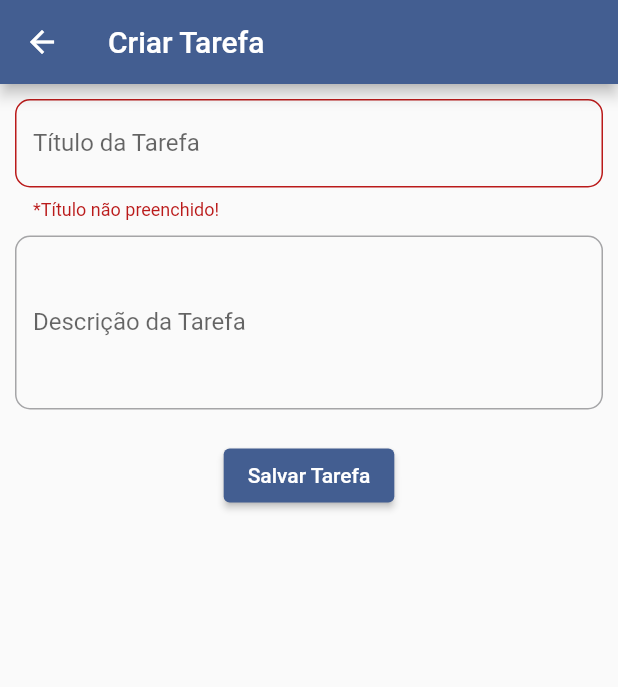
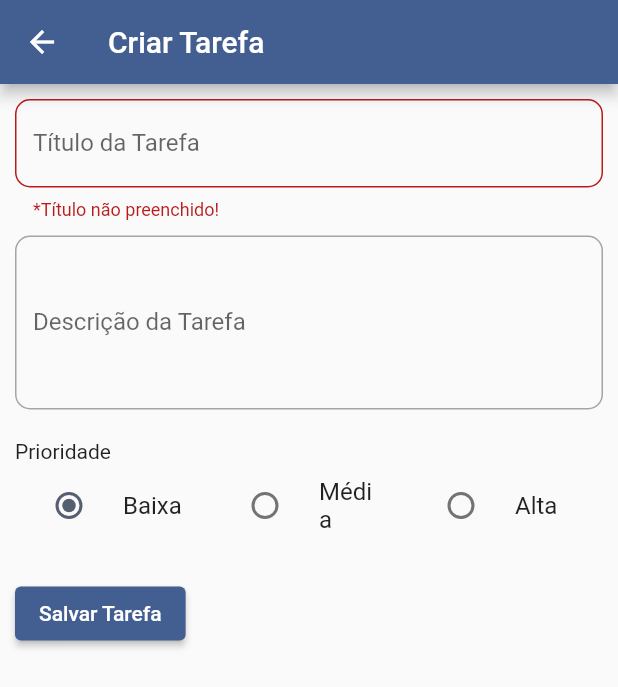
Before and after one commit to Leomachado96/flutter, a Flutter app: the FormTasks screen opened by its route, after a tap on "Salvar Tarefa", on a phone screen of 412 x 824 dp. Shown: the top 687 px of the screen. Run offline on Flutter 3.47's test engine with Material 3 defaults, Android fonts, the phone set to English and light mode, and no system bars; our stand-ins replace shared_preferences; accounts and stored records are empty.

Commit message:
Trabalho Flutter

```diff
--- a/lib/models/teste_model.dart
+++ b/lib/models/teste_model.dart
@@ -2,16 +2,27 @@ class Task {
   String? title;
   String? description;
   bool? isDone;
+  String? priority;
 
-  Task({required this.title, required this.description, this.isDone});
+  Task(
+      {required this.title,
+      required this.description,
+      this.isDone,
+      this.priority});
 
   Map toJson() {
-    return {'title': title, 'description': description, 'isDone': isDone};
+    return {
+      'title': title,
+      'description': description,
+      'isDone': isDone,
+      'priority': priority
+    };
   }
 
   Task.fromJson(Map<String, dynamic> Json) {
     title = Json['title'];
     description = Json['description'];
     isDone = Json['isDone'] ?? false;
+    priority = Json['priority'];
   }
 }
--- a/lib/views/form_view_tasks.dart
+++ b/lib/views/form_view_tasks.dart
@@ -18,32 +18,37 @@ class _FormTasksState extends State<FormTasks> {
   final TextEditingController _titleController = TextEditingController();
   final TextEditingController _descriptionController = TextEditingController();
 
+  String _priority = 'Baixa';
+
   @override
   void initState() {
+    super.initState();
     if (widget.task != null) {
       _titleController.text = widget.task!.title!;
-
       _descriptionController.text = widget.task!.description!;
+      _priority = widget.task!.priority ?? 'Baixa';
     }
-    super.initState();
   }
 
   @override
   Widget build(BuildContext context) {
+    bool isEditing = widget.task != null;
+
     return Scaffold(
       appBar: AppBar(
-        title: const Text('Criar Tarefa'),
+        title: Text(isEditing ? 'Editar Tarefa' : 'Criar Tarefa'),
       ),
       body: Form(
         key: _formKey,
         child: Padding(
           padding: const EdgeInsets.all(10.0),
           child: Column(
+            crossAxisAlignment: CrossAxisAlignment.start,
             children: [
               TextFormField(
                 controller: _titleController,
                 decoration: InputDecoration(
-                  label: const Text('Título da Tarefa'),
+                  labelText: 'Título da Tarefa',
                   border: OutlineInputBorder(
                     borderRadius: BorderRadius.circular(10),
                   ),
@@ -61,11 +66,53 @@ class _FormTasksState extends State<FormTasks> {
                 keyboardType: TextInputType.multiline,
                 maxLines: 4,
                 decoration: InputDecoration(
-                  label: const Text('Descrição da Tarefa'),
+                  labelText: 'Descrição da Tarefa',
                   border: OutlineInputBorder(
                     borderRadius: BorderRadius.circular(10),
                   ),
                 ),
+              ),
+              const SizedBox(height: 20),
+              Text('Prioridade'),
+              Row(
+                children: [
+                  Expanded(
+                    child: RadioListTile<String>(
+                      title: const Text('Baixa'),
+                      value: 'Baixa',
+                      groupValue: _priority,
+                      onChanged: (value) {
+                        setState(() {
+                          _priority = value!;
+                        });
+                      },
+                    ),
+                  ),
+                  Expanded(
+                    child: RadioListTile<String>(
+                      title: const Text('Média'),
+                      value: 'Média',
+                      groupValue: _priority,
+                      onChanged: (value) {
+                        setState(() {
+                          _priority = value!;
+                        });
+                      },
+                    ),
+                  ),
+                  Expanded(
+                    child: RadioListTile<String>(
+                      title: const Text('Alta'),
+                      value: 'Alta',
+                      groupValue: _priority,
+                      onChanged: (value) {
+                        setState(() {
+                          _priority = value!;
+                        });
+                      },
+                    ),
+                  ),
+                ],
               ),
               const SizedBox(height: 20),
               ElevatedButton(
@@ -74,20 +121,25 @@ class _FormTasksState extends State<FormTasks> {
                     String title = _titleController.text;
                     String description = _descriptionController.text;
 
-                    if (widget.task != null && widget.index != null) {
+                    if (isEditing && widget.index != null) {
                       await taskService.editTask(
-                          widget.index!, title, description, false);
+                          widget.index!, title, description, false, _priority);
                     } else {
-                      await taskService.saveTask(title, description);
+                      await taskService.saveTask(title, description, _priority);
                     }
 
                     ScaffoldMessenger.of(context).showSnackBar(
-                      const SnackBar(
-                          content: Text('Tarefa salva com sucesso!')),
+                      SnackBar(
+                        content: Text(isEditing
+                            ? 'Tarefa alterada com sucesso!'
+                            : 'Tarefa salva com sucesso!'),
+                      ),
                     );
+
+                    Navigator.pop(context, true);
                   }
                 },
-                child: const Text('Salvar Tarefa'),
+                child: Text(isEditing ? 'Alterar Tarefa' : 'Salvar Tarefa'),
               ),
             ],
           ),
```
Also changed, not shown: lib/services/task_service.dart (+16 -7 lines), lib/views/listViewTask.dart (+98 -31 lines).
